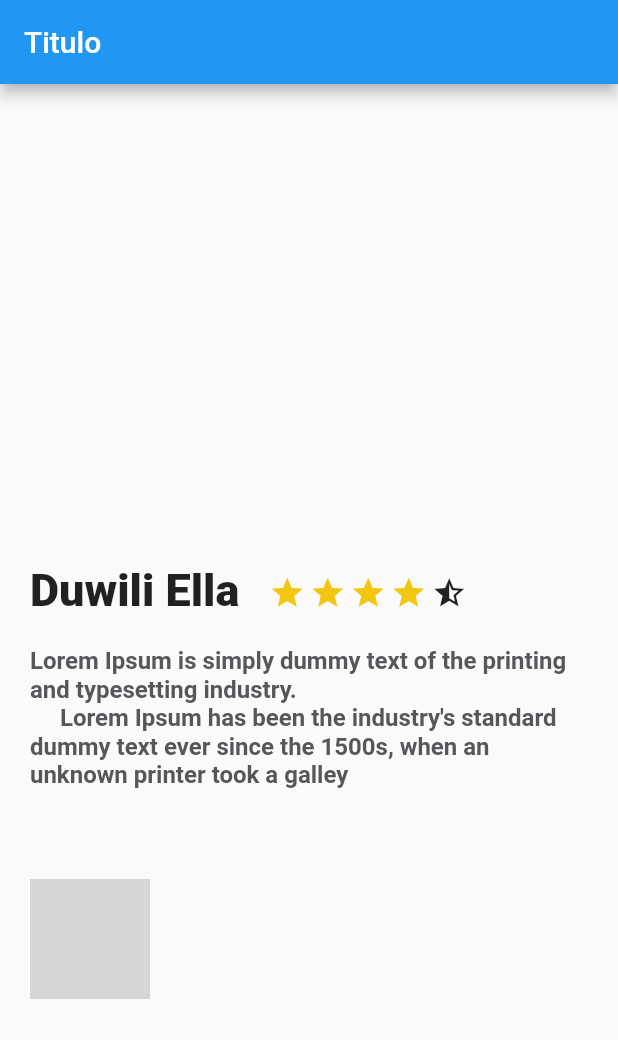
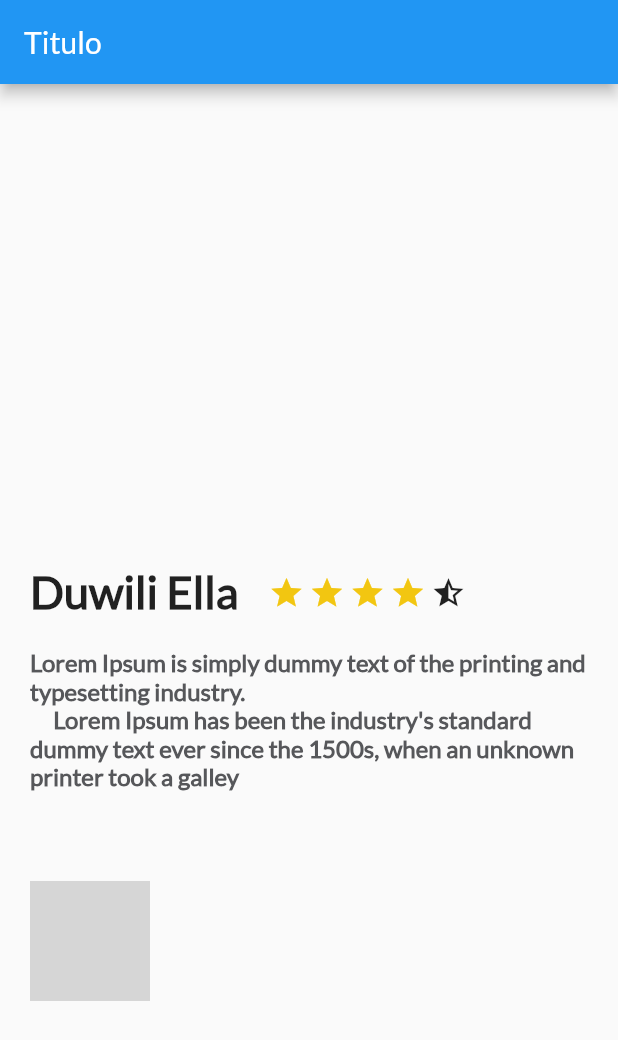
Before and after one commit to PedroHincapie/app_trips, a Flutter app: the screen it shows after launch, on a phone screen of 412 x 824 dp. Shown: the top 1040 px of the screen. Run offline on Flutter 3.47's test engine with Material 2 defaults, Android fonts, the phone set to English and light mode, and no system bars; network calls fail; grey boxes are pictures that could not be loaded.

Commit message:
Update my_app.dart

```diff
--- a/lib/scr/pages/my_app.dart
+++ b/lib/scr/pages/my_app.dart
@@ -7,6 +7,9 @@ class MyApp extends StatelessWidget {
     return MaterialApp(
       title: 'App Trips',
       debugShowCheckedModeBanner: false,
+      theme: ThemeData(
+        fontFamily: 'Lato',
+      ),
       home: HomePage(),
     );
   }
```
